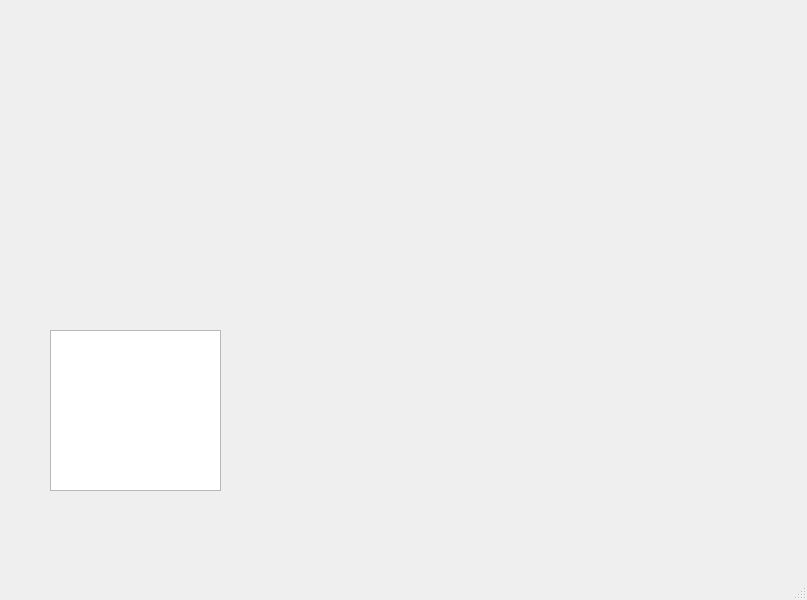
Qt form game_ui.ui (Ravana99/aasma21-Bolster) before a commit.
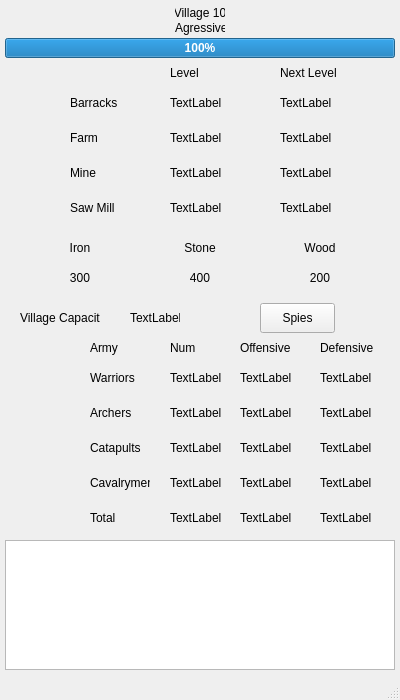
The same form after that commit. Icons and pictures are not drawn.

Patch:
```diff
--- a/game_ui.ui
+++ b/game_ui.ui
@@ -6,37 +6,871 @@
    <rect>
     <x>0</x>
     <y>0</y>
-    <width>807</width>
-    <height>600</height>
+    <width>400</width>
+    <height>700</height>
    </rect>
   </property>
   <property name="windowTitle">
    <string>MainWindow</string>
   </property>
   <widget class="QWidget" name="centralwidget">
-   <widget class="QPlainTextEdit" name="Agent1Log">
+   <widget class="QLabel" name="VillageName">
     <property name="geometry">
      <rect>
+      <x>175</x>
+      <y>5</y>
+      <width>50</width>
+      <height>15</height>
+     </rect>
+    </property>
+    <property name="text">
+     <string>Village 10</string>
+    </property>
+    <property name="alignment">
+     <set>Qt::AlignCenter</set>
+    </property>
+   </widget>
+   <widget class="QLabel" name="VillageType">
+    <property name="geometry">
+     <rect>
+      <x>175</x>
+      <y>20</y>
+      <width>50</width>
+      <height>15</height>
+     </rect>
+    </property>
+    <property name="text">
+     <string>Agressive</string>
+    </property>
+   </widget>
+   <widget class="QProgressBar" name="HealthBar">
+    <property name="geometry">
+     <rect>
+      <x>5</x>
+      <y>38</y>
+      <width>390</width>
+      <height>20</height>
+     </rect>
+    </property>
+    <property name="font">
+     <font>
+      <weight>75</weight>
+      <bold>true</bold>
+      <underline>false</underline>
+      <stylestrategy>PreferDefault</stylestrategy>
+      <kerning>true</kerning>
+     </font>
+    </property>
+    <property name="layoutDirection">
+     <enum>Qt::LeftToRight</enum>
+    </property>
+    <property name="autoFillBackground">
+     <bool>false</bool>
+    </property>
+    <property name="value">
+     <number>100</number>
+    </property>
+    <property name="invertedAppearance">
+     <bool>false</bool>
+    </property>
+   </widget>
+   <widget class="QLabel" name="BarracksIcon">
+    <property name="geometry">
+     <rect>
+      <x>10</x>
+      <y>85</y>
+      <width>35</width>
+      <height>35</height>
+     </rect>
+    </property>
+    <property name="text">
+     <string/>
+    </property>
+    <property name="pixmap">
+     <pixmap>ui_icons/Fort_%28Civ6%29.png</pixmap>
+    </property>
+    <property name="scaledContents">
+     <bool>true</bool>
+    </property>
+    <property name="alignment">
+     <set>Qt::AlignCenter</set>
+    </property>
+   </widget>
+   <widget class="QLabel" name="BuldingLevel">
+    <property name="geometry">
+     <rect>
+      <x>170</x>
+      <y>65</y>
+      <width>60</width>
+      <height>15</height>
+     </rect>
+    </property>
+    <property name="text">
+     <string>Level</string>
+    </property>
+   </widget>
+   <widget class="QLabel" name="BuldingNextLevel">
+    <property name="geometry">
+     <rect>
+      <x>280</x>
+      <y>65</y>
+      <width>60</width>
+      <height>15</height>
+     </rect>
+    </property>
+    <property name="text">
+     <string>Next Level</string>
+    </property>
+   </widget>
+   <widget class="QLabel" name="Barracks">
+    <property name="geometry">
+     <rect>
+      <x>70</x>
+      <y>95</y>
+      <width>60</width>
+      <height>15</height>
+     </rect>
+    </property>
+    <property name="text">
+     <string>Barracks</string>
+    </property>
+   </widget>
+   <widget class="QLabel" name="BarracksLevel">
+    <property name="geometry">
+     <rect>
+      <x>170</x>
+      <y>95</y>
+      <width>60</width>
+      <height>15</height>
+     </rect>
+    </property>
+    <property name="text">
+     <string>TextLabel</string>
+    </property>
+   </widget>
+   <widget class="QLabel" name="BarracksNextLevel">
+    <property name="geometry">
+     <rect>
+      <x>280</x>
+      <y>95</y>
+      <width>60</width>
+      <height>15</height>
+     </rect>
+    </property>
+    <property name="text">
+     <string>TextLabel</string>
+    </property>
+   </widget>
+   <widget class="QLabel" name="FarmIcon">
+    <property name="geometry">
+     <rect>
+      <x>10</x>
+      <y>120</y>
+      <width>35</width>
+      <height>35</height>
+     </rect>
+    </property>
+    <property name="text">
+     <string/>
+    </property>
+    <property name="pixmap">
+     <pixmap>ui_icons/Farm_%28Civ6%29.png</pixmap>
+    </property>
+    <property name="scaledContents">
+     <bool>true</bool>
+    </property>
+   </widget>
+   <widget class="QLabel" name="Farm">
+    <property name="geometry">
+     <rect>
+      <x>70</x>
+      <y>130</y>
+      <width>60</width>
+      <height>15</height>
+     </rect>
+    </property>
+    <property name="text">
+     <string>Farm</string>
+    </property>
+   </widget>
+   <widget class="QLabel" name="FarmLevel">
+    <property name="geometry">
+     <rect>
+      <x>170</x>
+      <y>130</y>
+      <width>60</width>
+      <height>15</height>
+     </rect>
+    </property>
+    <property name="text">
+     <string>TextLabel</string>
+    </property>
+   </widget>
+   <widget class="QLabel" name="FarmNextLevel">
+    <property name="geometry">
+     <rect>
+      <x>280</x>
+      <y>130</y>
+      <width>60</width>
+      <height>15</height>
+     </rect>
+    </property>
+    <property name="text">
+     <string>TextLabel</string>
+    </property>
+   </widget>
+   <widget class="QLabel" name="MineIcon">
+    <property name="geometry">
+     <rect>
+      <x>10</x>
+      <y>155</y>
+      <width>35</width>
+      <height>35</height>
+     </rect>
+    </property>
+    <property name="text">
+     <string/>
+    </property>
+    <property name="pixmap">
+     <pixmap>ui_icons/Mine_%28Civ6%29.png</pixmap>
+    </property>
+    <property name="scaledContents">
+     <bool>true</bool>
+    </property>
+   </widget>
+   <widget class="QLabel" name="Mine">
+    <property name="geometry">
+     <rect>
+      <x>70</x>
+      <y>165</y>
+      <width>60</width>
+      <height>15</height>
+     </rect>
+    </property>
+    <property name="text">
+     <string>Mine</string>
+    </property>
+   </widget>
+   <widget class="QLabel" name="MineLevel">
+    <property name="geometry">
+     <rect>
+      <x>170</x>
+      <y>165</y>
+      <width>60</width>
+      <height>15</height>
+     </rect>
+    </property>
+    <property name="text">
+     <string>TextLabel</string>
+    </property>
+   </widget>
+   <widget class="QLabel" name="MineNextLevel">
+    <property name="geometry">
+     <rect>
+      <x>280</x>
+      <y>165</y>
+      <width>60</width>
+      <height>15</height>
+     </rect>
+    </property>
+    <property name="text">
+     <string>TextLabel</string>
+    </property>
+   </widget>
+   <widget class="QLabel" name="Iron">
+    <property name="geometry">
+     <rect>
       <x>50</x>
-      <y>330</y>
-      <width>171</width>
-      <height>161</height>
+      <y>240</y>
+      <width>60</width>
+      <height>15</height>
      </rect>
     </property>
-    <property name="readOnly">
+    <property name="text">
+     <string>Iron</string>
+    </property>
+    <property name="alignment">
+     <set>Qt::AlignCenter</set>
+    </property>
+   </widget>
+   <widget class="QLabel" name="IronValue">
+    <property name="geometry">
+     <rect>
+      <x>50</x>
+      <y>270</y>
+      <width>60</width>
+      <height>15</height>
+     </rect>
+    </property>
+    <property name="text">
+     <string>300</string>
+    </property>
+    <property name="alignment">
+     <set>Qt::AlignCenter</set>
+    </property>
+   </widget>
+   <widget class="QLabel" name="Stone">
+    <property name="geometry">
+     <rect>
+      <x>170</x>
+      <y>240</y>
+      <width>60</width>
+      <height>15</height>
+     </rect>
+    </property>
+    <property name="text">
+     <string>Stone</string>
+    </property>
+    <property name="alignment">
+     <set>Qt::AlignCenter</set>
+    </property>
+   </widget>
+   <widget class="QLabel" name="StoneValue">
+    <property name="geometry">
+     <rect>
+      <x>170</x>
+      <y>270</y>
+      <width>60</width>
+      <height>15</height>
+     </rect>
+    </property>
+    <property name="text">
+     <string>400</string>
+    </property>
+    <property name="alignment">
+     <set>Qt::AlignCenter</set>
+    </property>
+   </widget>
+   <widget class="QLabel" name="Wood">
+    <property name="geometry">
+     <rect>
+      <x>290</x>
+      <y>240</y>
+      <width>60</width>
+      <height>15</height>
+     </rect>
+    </property>
+    <property name="text">
+     <string>Wood</string>
+    </property>
+    <property name="alignment">
+     <set>Qt::AlignCenter</set>
+    </property>
+   </widget>
+   <widget class="QLabel" name="WoodValue">
+    <property name="geometry">
+     <rect>
+      <x>290</x>
+      <y>270</y>
+      <width>60</width>
+      <height>15</height>
+     </rect>
+    </property>
+    <property name="text">
+     <string>200</string>
+    </property>
+    <property name="alignment">
+     <set>Qt::AlignCenter</set>
+    </property>
+   </widget>
+   <widget class="QLabel" name="Army">
+    <property name="geometry">
+     <rect>
+      <x>90</x>
+      <y>340</y>
+      <width>60</width>
+      <height>15</height>
+     </rect>
+    </property>
+    <property name="text">
+     <string>Army</string>
+    </property>
+    <property name="alignment">
+     <set>Qt::AlignLeading|Qt::AlignLeft|Qt::AlignVCenter</set>
+    </property>
+   </widget>
+   <widget class="QLabel" name="Warriors">
+    <property name="geometry">
+     <rect>
+      <x>90</x>
+      <y>370</y>
+      <width>60</width>
+      <height>15</height>
+     </rect>
+    </property>
+    <property name="text">
+     <string>Warriors</string>
+    </property>
+   </widget>
+   <widget class="QLabel" name="Archers">
+    <property name="geometry">
+     <rect>
+      <x>90</x>
+      <y>405</y>
+      <width>60</width>
+      <height>15</height>
+     </rect>
+    </property>
+    <property name="text">
+     <string>Archers</string>
+    </property>
+   </widget>
+   <widget class="QLabel" name="Catapults">
+    <property name="geometry">
+     <rect>
+      <x>90</x>
+      <y>440</y>
+      <width>60</width>
+      <height>15</height>
+     </rect>
+    </property>
+    <property name="text">
+     <string>Catapults</string>
+    </property>
+   </widget>
+   <widget class="QLabel" name="Cavalrymen">
+    <property name="geometry">
+     <rect>
+      <x>90</x>
+      <y>475</y>
+      <width>60</width>
+      <height>15</height>
+     </rect>
+    </property>
+    <property name="text">
+     <string>Cavalrymen</string>
+    </property>
+   </widget>
+   <widget class="QLabel" name="TotalArmy">
+    <property name="geometry">
+     <rect>
+      <x>90</x>
+      <y>510</y>
+      <width>60</width>
+      <height>15</height>
+     </rect>
+    </property>
+    <property name="text">
+     <string>Total</string>
+    </property>
+   </widget>
+   <widget class="QLabel" name="NumSoldiers">
+    <property name="geometry">
+     <rect>
+      <x>170</x>
+      <y>340</y>
+      <width>60</width>
+      <height>15</height>
+     </rect>
+    </property>
+    <property name="text">
+     <string>Num</string>
+    </property>
+   </widget>
+   <widget class="QLabel" name="Offensive">
+    <property name="geometry">
+     <rect>
+      <x>240</x>
+      <y>340</y>
+      <width>60</width>
+      <height>15</height>
+     </rect>
+    </property>
+    <property name="text">
+     <string>Offensive</string>
+    </property>
+   </widget>
+   <widget class="QLabel" name="Defensive">
+    <property name="geometry">
+     <rect>
+      <x>320</x>
+      <y>340</y>
+      <width>60</width>
+      <height>15</height>
+     </rect>
+    </property>
+    <property name="text">
+     <string>Defensive</string>
+    </property>
+   </widget>
+   <widget class="QTextBrowser" name="Log">
+    <property name="geometry">
+     <rect>
+      <x>5</x>
+      <y>540</y>
+      <width>390</width>
+      <height>130</height>
+     </rect>
+    </property>
+   </widget>
+   <widget class="QLabel" name="WarriorsNum">
+    <property name="geometry">
+     <rect>
+      <x>170</x>
+      <y>370</y>
+      <width>60</width>
+      <height>15</height>
+     </rect>
+    </property>
+    <property name="text">
+     <string>TextLabel</string>
+    </property>
+   </widget>
+   <widget class="QLabel" name="ArchersNum">
+    <property name="geometry">
+     <rect>
+      <x>170</x>
+      <y>405</y>
+      <width>60</width>
+      <height>15</height>
+     </rect>
+    </property>
+    <property name="text">
+     <string>TextLabel</string>
+    </property>
+   </widget>
+   <widget class="QLabel" name="CatapultsNum">
+    <property name="geometry">
+     <rect>
+      <x>170</x>
+      <y>440</y>
+      <width>60</width>
+      <height>15</height>
+     </rect>
+    </property>
+    <property name="text">
+     <string>TextLabel</string>
+    </property>
+   </widget>
+   <widget class="QLabel" name="CavalrymenNum">
+    <property name="geometry">
+     <rect>
+      <x>170</x>
+      <y>475</y>
+      <width>60</width>
+      <height>15</height>
+     </rect>
+    </property>
+    <property name="text">
+     <string>TextLabel</string>
+    </property>
+   </widget>
+   <widget class="QLabel" name="TotalNum">
+    <property name="geometry">
+     <rect>
+      <x>170</x>
+      <y>510</y>
+      <width>60</width>
+      <height>15</height>
+     </rect>
+    </property>
+    <property name="text">
+     <string>TextLabel</string>
+    </property>
+   </widget>
+   <widget class="QLabel" name="WarriorsOffensive">
+    <property name="geometry">
+     <rect>
+      <x>240</x>
+      <y>370</y>
+      <width>60</width>
+      <height>15</height>
+     </rect>
+    </property>
+    <property name="text">
+     <string>TextLabel</string>
+    </property>
+   </widget>
+   <widget class="QLabel" name="ArchersOffensive">
+    <property name="geometry">
+     <rect>
+      <x>240</x>
+      <y>405</y>
+      <width>60</width>
+      <height>15</height>
+     </rect>
+    </property>
+    <property name="text">
+     <string>TextLabel</string>
+    </property>
+   </widget>
+   <widget class="QLabel" name="CatapultsOffensive">
+    <property name="geometry">
+     <rect>
+      <x>240</x>
+      <y>440</y>
+      <width>60</width>
+      <height>15</height>
+     </rect>
+    </property>
+    <property name="text">
+     <string>TextLabel</string>
+    </property>
+   </widget>
+   <widget class="QLabel" name="CavalrymenOffensive">
+    <property name="geometry">
+     <rect>
+      <x>240</x>
+      <y>475</y>
+      <width>60</width>
+      <height>15</height>
+     </rect>
+    </property>
+    <property name="text">
+     <string>TextLabel</string>
+    </property>
+   </widget>
+   <widget class="QLabel" name="TotalOffensive">
+    <property name="geometry">
+     <rect>
+      <x>240</x>
+      <y>510</y>
+      <width>60</width>
+      <height>15</height>
+     </rect>
+    </property>
+    <property name="text">
+     <string>TextLabel</string>
+    </property>
+   </widget>
+   <widget class="QLabel" name="WarriorsDefensive">
+    <property name="geometry">
+     <rect>
+      <x>320</x>
+      <y>370</y>
+      <width>60</width>
+      <height>15</height>
+     </rect>
+    </property>
+    <property name="text">
+     <string>TextLabel</string>
+    </property>
+   </widget>
+   <widget class="QLabel" name="ArchersDefensive">
+    <property name="geometry">
+     <rect>
+      <x>320</x>
+      <y>405</y>
+      <width>60</width>
+      <height>15</height>
+     </rect>
+    </property>
+    <property name="text">
+     <string>TextLabel</string>
+    </property>
+   </widget>
+   <widget class="QLabel" name="CatapultsDefensive">
+    <property name="geometry">
+     <rect>
+      <x>320</x>
+      <y>440</y>
+      <width>60</width>
+      <height>15</height>
+     </rect>
+    </property>
+    <property name="text">
+     <string>TextLabel</string>
+    </property>
+   </widget>
+   <widget class="QLabel" name="CavalrymenDefensive">
+    <property name="geometry">
+     <rect>
+      <x>320</x>
+      <y>475</y>
+      <width>60</width>
+      <height>15</height>
+     </rect>
+    </property>
+    <property name="text">
+     <string>TextLabel</string>
+    </property>
+   </widget>
+   <widget class="QLabel" name="TotalDefensive">
+    <property name="geometry">
+     <rect>
+      <x>320</x>
+      <y>510</y>
+      <width>60</width>
+      <height>15</height>
+     </rect>
+    </property>
+    <property name="text">
+     <string>TextLabel</string>
+    </property>
+   </widget>
+   <widget class="QLabel" name="CavalrymenIcon">
+    <property name="geometry">
+     <rect>
+      <x>20</x>
+      <y>465</y>
+      <width>35</width>
+      <height>35</height>
+     </rect>
+    </property>
+    <property name="text">
+     <string/>
+    </property>
+    <property name="pixmap">
+     <pixmap>ui_icons/Horseman_icon_%28Civ6%29.png</pixmap>
+    </property>
+    <property name="scaledContents">
      <bool>true</bool>
     </property>
    </widget>
-  </widget>
-  <widget class="QMenuBar" name="menubar">
-   <property name="geometry">
-    <rect>
-     <x>0</x>
-     <y>0</y>
-     <width>807</width>
-     <height>21</height>
-    </rect>
-   </property>
+   <widget class="QLabel" name="CatapultsIcon">
+    <property name="geometry">
+     <rect>
+      <x>20</x>
+      <y>430</y>
+      <width>35</width>
+      <height>35</height>
+     </rect>
+    </property>
+    <property name="text">
+     <string/>
+    </property>
+    <property name="pixmap">
+     <pixmap>ui_icons/Catapult_icon_%28Civ6%29.png</pixmap>
+    </property>
+    <property name="scaledContents">
+     <bool>true</bool>
+    </property>
+   </widget>
+   <widget class="QLabel" name="ArchersIcon">
+    <property name="geometry">
+     <rect>
+      <x>20</x>
+      <y>395</y>
+      <width>35</width>
+      <height>35</height>
+     </rect>
+    </property>
+    <property name="text">
+     <string/>
+    </property>
+    <property name="pixmap">
+     <pixmap>ui_icons/Archer_icon_%28Civ6%29.png</pixmap>
+    </property>
+    <property name="scaledContents">
+     <bool>true</bool>
+    </property>
+   </widget>
+   <widget class="QLabel" name="WarriorsIcon">
+    <property name="geometry">
+     <rect>
+      <x>20</x>
+      <y>360</y>
+      <width>35</width>
+      <height>35</height>
+     </rect>
+    </property>
+    <property name="text">
+     <string/>
+    </property>
+    <property name="pixmap">
+     <pixmap>ui_icons/Warrior_icon_%28Civ6%29.png</pixmap>
+    </property>
+    <property name="scaledContents">
+     <bool>true</bool>
+    </property>
+   </widget>
+   <widget class="QLabel" name="SawmillIcon">
+    <property name="geometry">
+     <rect>
+      <x>10</x>
+      <y>190</y>
+      <width>35</width>
+      <height>35</height>
+     </rect>
+    </property>
+    <property name="text">
+     <string/>
+    </property>
+    <property name="pixmap">
+     <pixmap>ui_icons/Lumber_Mill_%28Civ6%29.png</pixmap>
+    </property>
+    <property name="scaledContents">
+     <bool>true</bool>
+    </property>
+   </widget>
+   <widget class="QLabel" name="Sawmill">
+    <property name="geometry">
+     <rect>
+      <x>70</x>
+      <y>200</y>
+      <width>60</width>
+      <height>15</height>
+     </rect>
+    </property>
+    <property name="text">
+     <string>Saw Mill</string>
+    </property>
+   </widget>
+   <widget class="QLabel" name="SawmilLevel">
+    <property name="geometry">
+     <rect>
+      <x>170</x>
+      <y>200</y>
+      <width>60</width>
+      <height>15</height>
+     </rect>
+    </property>
+    <property name="text">
+     <string>TextLabel</string>
+    </property>
+   </widget>
+   <widget class="QLabel" name="SawmillNextLevel">
+    <property name="geometry">
+     <rect>
+      <x>280</x>
+      <y>200</y>
+      <width>60</width>
+      <height>15</height>
+     </rect>
+    </property>
+    <property name="text">
+     <string>TextLabel</string>
+    </property>
+   </widget>
+   <widget class="QPushButton" name="SpyButton">
+    <property name="geometry">
+     <rect>
+      <x>260</x>
+      <y>303</y>
+      <width>75</width>
+      <height>30</height>
+     </rect>
+    </property>
+    <property name="text">
+     <string>Spies</string>
+    </property>
+   </widget>
+   <widget class="QLabel" name="VillageCapacity">
+    <property name="geometry">
+     <rect>
+      <x>20</x>
+      <y>310</y>
+      <width>80</width>
+      <height>15</height>
+     </rect>
+    </property>
+    <property name="text">
+     <string>Village Capacity:</string>
+    </property>
+   </widget>
+   <widget class="QLabel" name="VillageCapacityValue">
+    <property name="geometry">
+     <rect>
+      <x>130</x>
+      <y>310</y>
+      <width>50</width>
+      <height>15</height>
+     </rect>
+    </property>
+    <property name="text">
+     <string>TextLabel</string>
+    </property>
+   </widget>
   </widget>
   <widget class="QStatusBar" name="statusbar"/>
  </widget>
```
